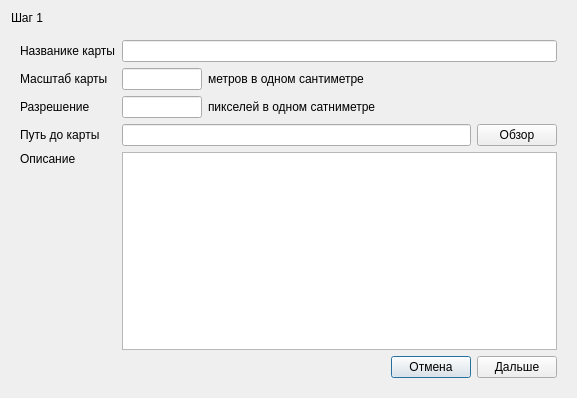
This is mapsettings.ui in Gosha1122/orientir as Qt 5 draws it before an edit. The edited form follows.
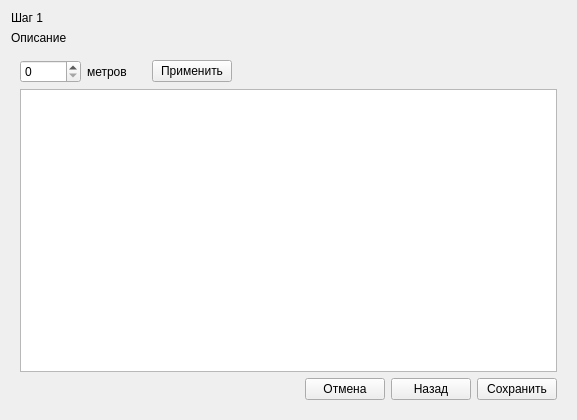
This is the edited form.

The edit to the form file:
```diff
--- a/mapsettings.ui
+++ b/mapsettings.ui
@@ -7,7 +7,7 @@
     <x>0</x>
     <y>0</y>
     <width>577</width>
-    <height>398</height>
+    <height>420</height>
    </rect>
   </property>
   <property name="windowTitle">
@@ -21,10 +21,17 @@
      </property>
     </widget>
    </item>
+   <item>
+    <widget class="QLabel" name="label_9">
+     <property name="text">
+      <string>Описание</string>
+     </property>
+    </widget>
+   </item>
    <item>
     <widget class="QStackedWidget" name="stackedWidget">
      <property name="currentIndex">
-      <number>0</number>
+      <number>2</number>
      </property>
      <widget class="QWidget" name="page_1">
       <layout class="QGridLayout" name="gridLayout">
@@ -223,6 +230,77 @@
        </item>
       </layout>
      </widget>
+     <widget class="QWidget" name="page_3">
+      <layout class="QGridLayout" name="gridLayout_3">
+       <item row="0" column="0">
+        <widget class="QSpinBox" name="spinBox"/>
+       </item>
+       <item row="0" column="1">
+        <widget class="QLabel" name="label_10">
+         <property name="text">
+          <string>метров</string>
+         </property>
+        </widget>
+       </item>
+       <item row="0" column="2">
+        <widget class="QPushButton" name="pushButton_9">
+         <property name="text">
+          <string>Применить</string>
+         </property>
+        </widget>
+       </item>
+       <item row="0" column="3" colspan="4">
+        <spacer name="horizontalSpacer_6">
+         <property name="orientation">
+          <enum>Qt::Orientation::Horizontal</enum>
+         </property>
+         <property name="sizeHint" stdset="0">
+          <size>
+           <width>308</width>
+           <height>20</height>
+          </size>
+         </property>
+        </spacer>
+       </item>
+       <item row="1" column="0" colspan="7">
+        <widget class="QGraphicsView" name="graphicsView_2"/>
+       </item>
+       <item row="2" column="0" colspan="4">
+        <spacer name="horizontalSpacer_4">
+         <property name="orientation">
+          <enum>Qt::Orientation::Horizontal</enum>
+         </property>
+         <property name="sizeHint" stdset="0">
+          <size>
+           <width>295</width>
+           <height>20</height>
+          </size>
+         </property>
+        </spacer>
+       </item>
+       <item row="2" column="4">
+        <widget class="QPushButton" name="pushButton_4">
+         <property name="text">
+          <string>Отмена</string>
+         </property>
+        </widget>
+       </item>
+       <item row="2" column="5">
+        <widget class="QPushButton" name="pushButton_5">
+         <property name="text">
+          <string>Назад</string>
+         </property>
+        </widget>
+       </item>
+       <item row="2" column="6">
+        <widget class="QPushButton" name="pushButton_6">
+         <property name="text">
+          <string>Сохранить</string>
+         </property>
+        </widget>
+       </item>
+      </layout>
+     </widget>
     </widget>
    </item>
   </layout>
```
